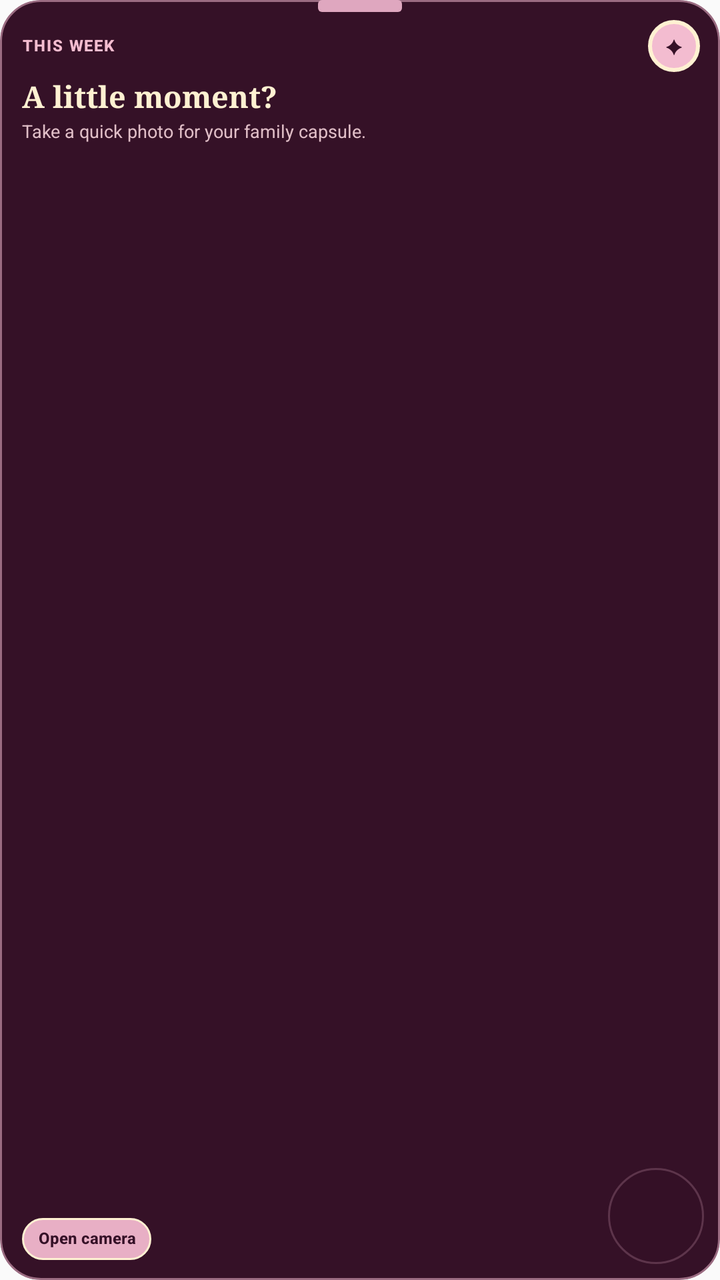
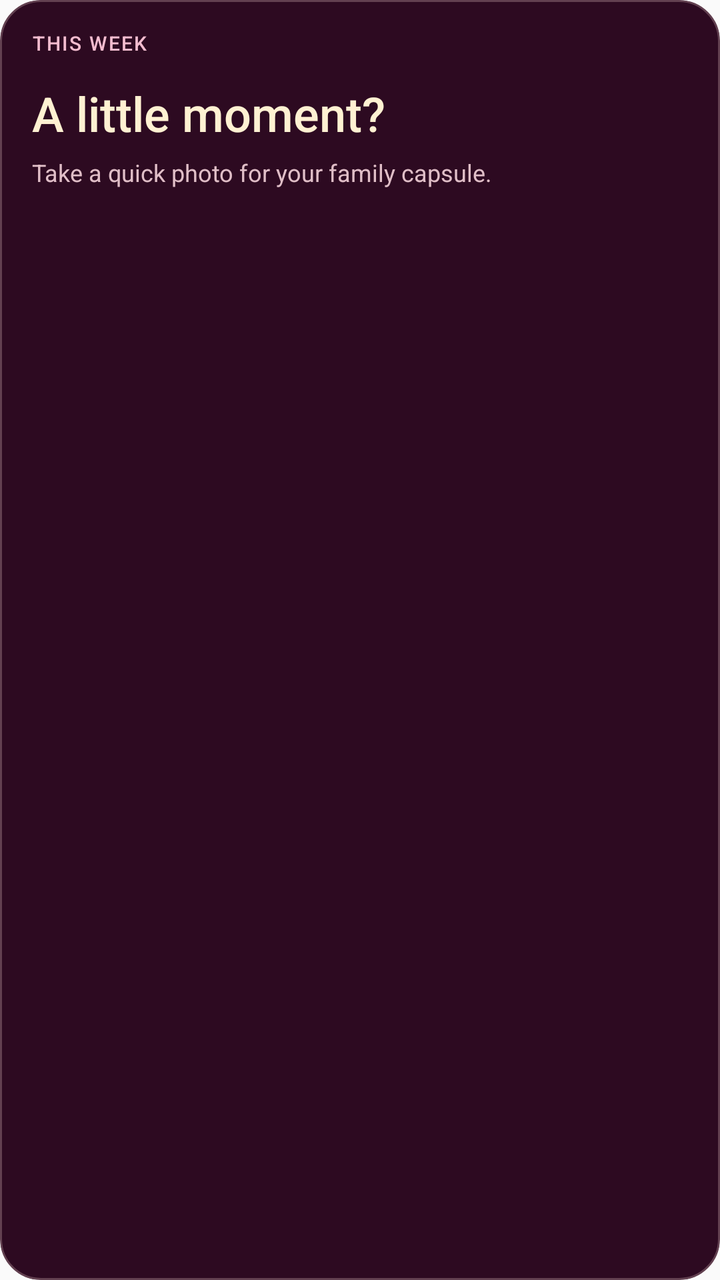

Two renders of the same Android screen: before a commit and after it. Below are the layout's source before the change and the commit's diff.
<!-- AndroidManifest.xml: application theme AppTheme -->
<!-- res/layout/bubble_widget_text.xml -->
<?xml version="1.0" encoding="utf-8"?>
<FrameLayout xmlns:android="http://schemas.android.com/apk/res/android"
    android:id="@+id/bubble_widget_root"
    android:layout_width="match_parent"
    android:layout_height="match_parent">

    <FrameLayout
        android:id="@+id/bubble_widget_card"
        android:layout_width="match_parent"
        android:layout_height="match_parent"
        android:background="@drawable/bubble_widget_card_plum"
        android:clipToOutline="true">

        <TextView
            android:id="@+id/bubble_widget_orbit"
            android:layout_width="48dp"
            android:layout_height="48dp"
            android:layout_gravity="bottom|end"
            android:layout_marginEnd="8dp"
            android:layout_marginBottom="8dp"
            android:alpha="0.46"
            android:background="@drawable/bubble_widget_orbit_plum"
            android:importantForAccessibility="no"
            android:text="" />

        <LinearLayout
            android:layout_width="match_parent"
            android:layout_height="match_parent"
            android:orientation="vertical"
            android:paddingStart="11dp"
            android:paddingTop="10dp"
            android:paddingEnd="10dp"
            android:paddingBottom="10dp">

            <LinearLayout
                android:layout_width="match_parent"
                android:layout_height="26dp"
                android:gravity="center_vertical"
                android:orientation="horizontal">

                <TextView
                    android:id="@+id/bubble_widget_eyebrow"
                    android:layout_width="0dp"
                    android:layout_height="wrap_content"
                    android:layout_weight="1"
                    android:ellipsize="end"
                    android:fontFamily="sans-serif-medium"
                    android:includeFontPadding="false"
                    android:letterSpacing="0.08"
                    android:maxLines="1"
                    android:text="THIS WEEK"
                    android:textAllCaps="true"
                    android:textColor="#F3BCCF"
                    android:textSize="8sp"
                    android:textStyle="bold" />

                <TextView
                    android:id="@+id/bubble_widget_doodle"
                    android:layout_width="26dp"
                    android:layout_height="26dp"
                    android:background="@drawable/bubble_widget_play_plum"
                    android:fontFamily="serif"
                    android:gravity="center"
                    android:importantForAccessibility="no"
                    android:includeFontPadding="false"
                    android:maxLines="1"
                    android:text="✦"
                    android:textColor="#351127"
                    android:textSize="10sp" />
            </LinearLayout>

            <TextView
                android:id="@+id/bubble_widget_title"
                android:layout_width="match_parent"
                android:layout_height="wrap_content"
                android:layout_marginTop="4dp"
                android:ellipsize="end"
                android:fontFamily="serif"
                android:includeFontPadding="false"
                android:maxLines="3"
                android:text="A little moment?"
                android:textColor="#FFF1D2"
                android:textSize="15sp"
                android:textStyle="bold" />

            <TextView
                android:id="@+id/bubble_widget_subtitle"
                android:layout_width="match_parent"
                android:layout_height="0dp"
                android:layout_marginTop="3dp"
                android:layout_weight="1"
                android:ellipsize="end"
                android:fontFamily="sans-serif"
                android:gravity="top"
                android:includeFontPadding="false"
                android:maxLines="2"
                android:text="Take a quick photo for your family capsule."
                android:textColor="#E0BEC7"
                android:textSize="9sp" />

            <TextView
                android:id="@+id/bubble_widget_badge"
                android:layout_width="wrap_content"
                android:layout_height="wrap_content"
                android:background="@drawable/bubble_widget_badge_plum"
                android:ellipsize="end"
                android:fontFamily="sans-serif-medium"
                android:gravity="center"
                android:includeFontPadding="false"
                android:maxLines="1"
                android:minHeight="21dp"
                android:paddingStart="8dp"
                android:paddingTop="3dp"
                android:paddingEnd="8dp"
                android:paddingBottom="3dp"
                android:text="Open camera"
                android:textColor="#351127"
                android:textSize="8sp"
                android:textStyle="bold" />
        </LinearLayout>
    </FrameLayout>

    <TextView
        android:id="@+id/bubble_widget_tape"
        android:layout_width="42dp"
        android:layout_height="6dp"
        android:layout_gravity="top|center_horizontal"
        android:background="@drawable/bubble_widget_tape_plum"
        android:importantForAccessibility="no"
        android:text="" />
</FrameLayout>
<!-- resources referenced by this layout -->
<resources>
  <!-- drawable bubble_widget_badge_plum (drawable) -->
  <?xml version="1.0" encoding="utf-8"?>
  <shape xmlns:android="http://schemas.android.com/apk/res/android" android:shape="rectangle">
      <solid android:color="#E8AFC5" />
      <stroke android:width="1dp" android:color="#FFF1D2" />
      <corners android:radius="14dp" />
  </shape>
  <!-- drawable bubble_widget_card_plum (drawable) -->
  <?xml version="1.0" encoding="utf-8"?>
  <shape xmlns:android="http://schemas.android.com/apk/res/android" android:shape="rectangle">
      <solid android:color="#351127" />
      <stroke android:width="1dp" android:color="#9B6C82" />
      <corners android:radius="20dp" />
  </shape>
  <!-- drawable bubble_widget_orbit_plum (drawable) -->
  <?xml version="1.0" encoding="utf-8"?>
  <shape xmlns:android="http://schemas.android.com/apk/res/android" android:shape="oval">
      <solid android:color="#18351127" />
      <stroke android:width="1dp" android:color="#80E5ADC5" />
  </shape>
  <!-- drawable bubble_widget_play_plum (drawable) -->
  <?xml version="1.0" encoding="utf-8"?>
  <shape xmlns:android="http://schemas.android.com/apk/res/android" android:shape="oval">
      <solid android:color="#F3BCD0" />
      <stroke android:width="2dp" android:color="#FFF1D2" />
  </shape>
  <!-- drawable bubble_widget_tape_plum (drawable) -->
  <?xml version="1.0" encoding="utf-8"?>
  <shape xmlns:android="http://schemas.android.com/apk/res/android" android:shape="rectangle">
      <solid android:color="#DFA7BF" />
      <corners android:radius="2dp" />
  </shape>
  <style name="AppTheme" parent="Theme.AppCompat.Light.DarkActionBar">
          <item name="colorPrimary">@color/colorPrimary</item>
          <item name="colorPrimaryDark">@color/colorPrimaryDark</item>
          <item name="colorAccent">@color/colorAccent</item>
      </style>
  <color name="colorPrimary">#240918</color>
  <color name="colorPrimaryDark">#180611</color>
  <color name="colorAccent">#FFF1D2</color>
</resources>

<!-- the commit's change to res/layout/bubble_widget_text.xml (unified diff, before → after) -->
@@ -16,27 +16,50 @@
             android:layout_width="48dp"
             android:layout_height="48dp"
             android:layout_gravity="bottom|end"
-            android:layout_marginEnd="8dp"
-            android:layout_marginBottom="8dp"
-            android:alpha="0.46"
+            android:layout_marginEnd="12dp"
+            android:layout_marginBottom="12dp"
+            android:alpha="0.22"
             android:background="@drawable/bubble_widget_orbit_plum"
             android:importantForAccessibility="no"
-            android:text="" />
+            android:text=""
+            android:visibility="gone" />
 
         <LinearLayout
+            android:id="@+id/bubble_widget_text_content"
             android:layout_width="match_parent"
             android:layout_height="match_parent"
             android:orientation="vertical"
-            android:paddingStart="11dp"
-            android:paddingTop="10dp"
-            android:paddingEnd="10dp"
-            android:paddingBottom="10dp">
+            android:padding="16dp">
+
+            
+            <TextView
+                android:id="@+id/bubble_widget_width_driver"
+                android:layout_width="wrap_content"
+                android:layout_height="0dp"
+                android:importantForAccessibility="no"
+                android:visibility="invisible" />
 
             <LinearLayout
                 android:layout_width="match_parent"
-                android:layout_height="26dp"
+                android:layout_height="wrap_content"
                 android:gravity="center_vertical"
                 android:orientation="horizontal">
+
+                <TextView
+                    android:id="@+id/bubble_widget_doodle"
+                    android:layout_width="22dp"
+                    android:layout_height="22dp"
+                    android:layout_marginEnd="6dp"
+                    android:background="@drawable/bubble_widget_play_plum"
+                    android:fontFamily="serif"
+                    android:gravity="center"
+                    android:importantForAccessibility="no"
+                    android:includeFontPadding="false"
+                    android:maxLines="1"
+                    android:text="✦"
+                    android:textColor="#351127"
+                    android:textSize="10sp"
+                    android:visibility="gone" />
 
                 <TextView
                     android:id="@+id/bubble_widget_eyebrow"
@@ -51,21 +74,6 @@
                     android:text="THIS WEEK"
                     android:textAllCaps="true"
                     android:textColor="#F3BCCF"
-                    android:textSize="8sp"
-                    android:textStyle="bold" />
-
-                <TextView
-                    android:id="@+id/bubble_widget_doodle"
-                    android:layout_width="26dp"
-                    android:layout_height="26dp"
-                    android:background="@drawable/bubble_widget_play_plum"
-                    android:fontFamily="serif"
-                    android:gravity="center"
-                    android:importantForAccessibility="no"
-                    android:includeFontPadding="false"
-                    android:maxLines="1"
-                    android:text="✦"
-                    android:textColor="#351127"
                     android:textSize="10sp" />
             </LinearLayout>
 
@@ -73,22 +81,33 @@
                 android:id="@+id/bubble_widget_title"
                 android:layout_width="match_parent"
                 android:layout_height="wrap_content"
-                android:layout_marginTop="4dp"
+                android:layout_marginTop="16dp"
                 android:ellipsize="end"
-                android:fontFamily="serif"
+                android:fontFamily="sans-serif-medium"
                 android:includeFontPadding="false"
                 android:maxLines="3"
                 android:text="A little moment?"
                 android:textColor="#FFF1D2"
-                android:textSize="15sp"
-                android:textStyle="bold" />
+                android:textSize="24sp" />
+
+            <TextView
+                android:id="@+id/bubble_widget_time"
+                android:layout_width="match_parent"
+                android:layout_height="wrap_content"
+                android:layout_marginTop="8dp"
+                android:ellipsize="end"
+                android:fontFamily="sans-serif-medium"
+                android:includeFontPadding="false"
+                android:maxLines="1"
+                android:textColor="#FFF1D2"
+                android:textSize="13sp"
+                android:visibility="gone" />
 
             <TextView
                 android:id="@+id/bubble_widget_subtitle"
                 android:layout_width="match_parent"
-                android:layout_height="0dp"
-                android:layout_marginTop="3dp"
-                android:layout_weight="1"
+                android:layout_height="wrap_content"
+                android:layout_marginTop="8dp"
                 android:ellipsize="end"
                 android:fontFamily="sans-serif"
                 android:gravity="top"
@@ -96,7 +115,7 @@
                 android:maxLines="2"
                 android:text="Take a quick photo for your family capsule."
                 android:textColor="#E0BEC7"
-                android:textSize="9sp" />
+                android:textSize="12sp" />
 
             <TextView
                 android:id="@+id/bubble_widget_badge"
@@ -116,16 +135,21 @@
                 android:text="Open camera"
                 android:textColor="#351127"
                 android:textSize="8sp"
-                android:textStyle="bold" />
+                android:textStyle="bold"
+                android:visibility="gone" />
         </LinearLayout>
+
+        <TextView
+            android:id="@+id/bubble_widget_page_position"
+            android:layout_width="wrap_content"
+            android:layout_height="wrap_content"
+            android:layout_gravity="bottom|center_horizontal"
+            android:layout_marginBottom="13dp"
+            android:fontFamily="sans-serif-medium"
+            android:includeFontPadding="false"
+            android:maxLines="1"
+            android:textColor="#E0BEC7"
+            android:textSize="9sp"
+            android:visibility="gone" />
     </FrameLayout>
-
-    <TextView
-        android:id="@+id/bubble_widget_tape"
-        android:layout_width="42dp"
-        android:layout_height="6dp"
-        android:layout_gravity="top|center_horizontal"
-        android:background="@drawable/bubble_widget_tape_plum"
-        android:importantForAccessibility="no"
-        android:text="" />
 </FrameLayout>
<!-- resource entries referenced after the edit -->
@@ -10,8 +10,8 @@
   <!-- drawable bubble_widget_card_plum (drawable) -->
   <?xml version="1.0" encoding="utf-8"?>
   <shape xmlns:android="http://schemas.android.com/apk/res/android" android:shape="rectangle">
-      <solid android:color="#351127" />
-      <stroke android:width="1dp" android:color="#9B6C82" />
+      <solid android:color="#2D0A21" />
+      <stroke android:width="1dp" android:color="#624050" />
       <corners android:radius="20dp" />
   </shape>
   <!-- drawable bubble_widget_orbit_plum (drawable) -->
@@ -26,12 +26,6 @@
       <solid android:color="#F3BCD0" />
       <stroke android:width="2dp" android:color="#FFF1D2" />
   </shape>
-  <!-- drawable bubble_widget_tape_plum (drawable) -->
-  <?xml version="1.0" encoding="utf-8"?>
-  <shape xmlns:android="http://schemas.android.com/apk/res/android" android:shape="rectangle">
-      <solid android:color="#DFA7BF" />
-      <corners android:radius="2dp" />
-  </shape>
   <style name="AppTheme" parent="Theme.AppCompat.Light.DarkActionBar">
           <item name="colorPrimary">@color/colorPrimary</item>
           <item name="colorPrimaryDark">@color/colorPrimaryDark</item>
